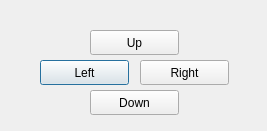
Before: the Qt Designer form Controls3D.ui in jairedc/KMeans, drawn with Qt 5.
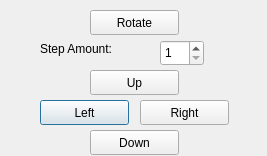
After: the same form once the commit is applied.

The edit to the form file:
```diff
--- a/Controls3D.ui
+++ b/Controls3D.ui
@@ -7,7 +7,7 @@
     <x>0</x>
     <y>0</y>
     <width>267</width>
-    <height>131</height>
+    <height>156</height>
    </rect>
   </property>
   <property name="sizePolicy">
@@ -23,7 +23,7 @@
    <property name="geometry">
     <rect>
      <x>40</x>
-     <y>60</y>
+     <y>100</y>
      <width>89</width>
      <height>25</height>
     </rect>
@@ -36,7 +36,7 @@
    <property name="geometry">
     <rect>
      <x>140</x>
-     <y>60</y>
+     <y>100</y>
      <width>89</width>
      <height>25</height>
     </rect>
@@ -49,7 +49,7 @@
    <property name="geometry">
     <rect>
      <x>90</x>
-     <y>30</y>
+     <y>70</y>
      <width>89</width>
      <height>25</height>
     </rect>
@@ -62,7 +62,7 @@
    <property name="geometry">
     <rect>
      <x>90</x>
-     <y>90</y>
+     <y>130</y>
      <width>89</width>
      <height>25</height>
     </rect>
@@ -71,6 +71,45 @@
     <string>Down</string>
    </property>
   </widget>
+  <widget class="QPushButton" name="rotate">
+   <property name="geometry">
+    <rect>
+     <x>90</x>
+     <y>10</y>
+     <width>89</width>
+     <height>25</height>
+    </rect>
+   </property>
+   <property name="text">
+    <string>Rotate</string>
+   </property>
+  </widget>
+  <widget class="QLabel" name="label">
+   <property name="geometry">
+    <rect>
+     <x>40</x>
+     <y>40</y>
+     <width>101</width>
+     <height>17</height>
+    </rect>
+   </property>
+   <property name="text">
+    <string>Step Amount:</string>
+   </property>
+  </widget>
+  <widget class="QSpinBox" name="step">
+   <property name="geometry">
+    <rect>
+     <x>160</x>
+     <y>40</y>
+     <width>44</width>
+     <height>26</height>
+    </rect>
+   </property>
+   <property name="minimum">
+    <number>1</number>
+   </property>
+  </widget>
  </widget>
  <resources/>
  <connections/>
```
